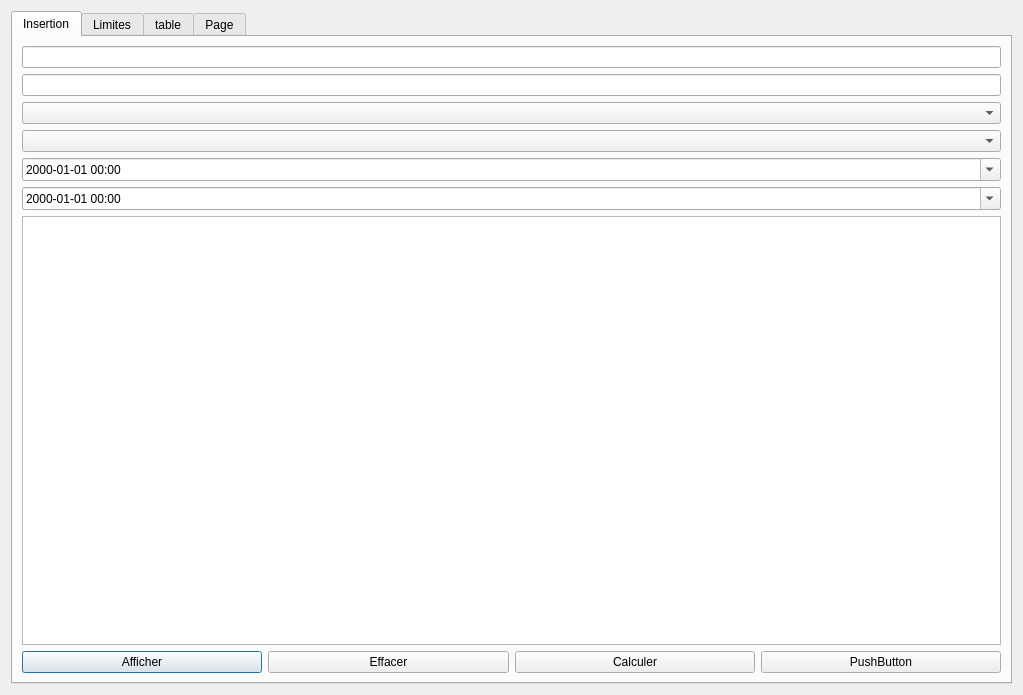
Old version of the form TabView.ui in the repository heliomaster/SaraaProject.
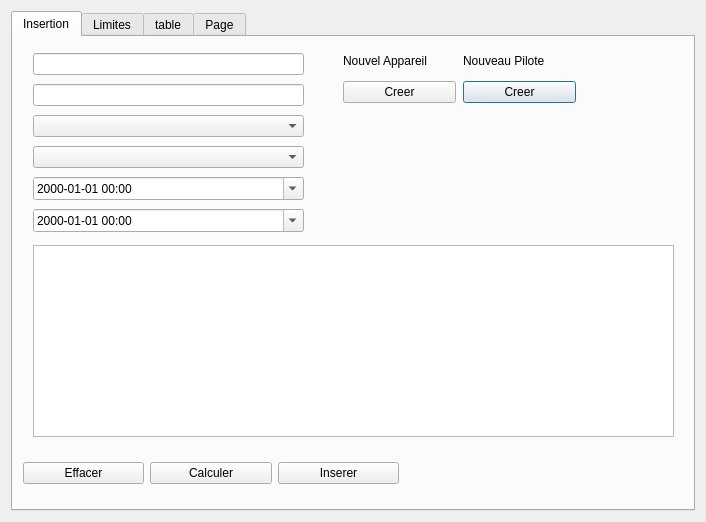
New version of the form.

Commit message: Modification Tabview + changement push btn labels + creation newAC et NeWPilot btns

The edit to the form file:
```diff
--- a/TabView.ui
+++ b/TabView.ui
@@ -6,14 +6,17 @@
    <rect>
     <x>0</x>
     <y>0</y>
-    <width>1023</width>
-    <height>695</height>
+    <width>706</width>
+    <height>522</height>
    </rect>
   </property>
   <property name="windowTitle">
    <string>Dialog</string>
   </property>
-  <layout class="QHBoxLayout" name="horizontalLayout_2">
+  <property name="whatsThis">
+   <string>Inserer Appareil</string>
+  </property>
+  <layout class="QVBoxLayout" name="verticalLayout">
    <item>
     <widget class="QTabWidget" name="Qtable">
      <property name="focusPolicy">
@@ -29,61 +32,55 @@
       <attribute name="title">
        <string>Insertion</string>
       </attribute>
-      <layout class="QVBoxLayout" name="verticalLayout_3">
-       <item>
-        <layout class="QVBoxLayout" name="verticalLayout">
-         <item>
-          <widget class="QLineEdit" name="lineEdit_pilote"/>
-         </item>
-         <item>
-          <widget class="QLineEdit" name="lineEdit_avion"/>
-         </item>
-         <item>
-          <widget class="QComboBox" name="comboBox_pilote"/>
-         </item>
-         <item>
-          <widget class="QComboBox" name="comboBox_pilote2"/>
-         </item>
-         <item>
-          <widget class="QDateTimeEdit" name="dateTimeEdit">
-           <property name="displayFormat">
-            <string>yyyy-MM-dd HH:mm</string>
-           </property>
-           <property name="calendarPopup">
-            <bool>true</bool>
-           </property>
-           <property name="timeSpec">
-            <enum>Qt::UTC</enum>
-           </property>
+      <widget class="QTableView" name="tableView">
+       <property name="geometry">
+        <rect>
+         <x>20</x>
+         <y>208</y>
+         <width>641</width>
+         <height>192</height>
+        </rect>
+       </property>
+      </widget>
+      <widget class="QWidget" name="layoutWidget">
+       <property name="geometry">
+        <rect>
+         <x>450</x>
+         <y>10</y>
+         <width>113</width>
+         <height>56</height>
+        </rect>
+       </property>
+       <layout class="QVBoxLayout" name="verticalLayout_11">
+        <item>
+         <widget class="QLabel" name="label">
+          <property name="text">
+           <string>Nouveau Pilote</string>
+          </property>
+          <property name="buddy">
+           <cstring>enter_new_pilot</cstring>
+          </property>
           </widget>
          </item>
          <item>
-          <widget class="QDateTimeEdit" name="dateTimeEdit_2">
-           <property name="displayFormat">
-            <string>yyyy-MM-dd HH:mm</string>
-           </property>
-           <property name="calendarPopup">
-            <bool>true</bool>
-           </property>
-           <property name="timeSpec">
-            <enum>Qt::UTC</enum>
+         <widget class="QPushButton" name="enter_new_pilot">
+          <property name="text">
+           <string>Creer</string>
            </property>
           </widget>
          </item>
         </layout>
-       </item>
-       <item>
-        <widget class="QTableView" name="tableView"/>
-       </item>
-       <item>
+      </widget>
+      <widget class="QWidget" name="layoutWidget">
+       <property name="geometry">
+        <rect>
+         <x>10</x>
+         <y>420</y>
+         <width>376</width>
+         <height>32</height>
+        </rect>
+       </property>
         <layout class="QHBoxLayout" name="horizontalLayout">
-         <item>
-          <widget class="QPushButton" name="afficher">
-           <property name="text">
-            <string>Afficher</string>
-           </property>
-          </widget>
-         </item>
          <item>
           <widget class="QPushButton" name="Effacer">
            <property name="text">
@@ -104,13 +101,91 @@
          <item>
           <widget class="QPushButton" name="pushButton_4">
            <property name="text">
-            <string>PushButton</string>
+           <string>Inserer</string>
            </property>
           </widget>
          </item>
         </layout>
-       </item>
-      </layout>
+      </widget>
+      <widget class="QWidget" name="layoutWidget">
+       <property name="geometry">
+        <rect>
+         <x>20</x>
+         <y>13</y>
+         <width>271</width>
+         <height>186</height>
+        </rect>
+       </property>
+       <layout class="QVBoxLayout" name="verticalLayout_3">
+        <item>
+         <widget class="QLineEdit" name="lineEdit_pilote"/>
+        </item>
+        <item>
+         <widget class="QLineEdit" name="lineEdit_avion"/>
+        </item>
+        <item>
+         <widget class="QComboBox" name="comboBox_pilote"/>
+        </item>
+        <item>
+         <widget class="QComboBox" name="comboBox_pilote2"/>
+        </item>
+        <item>
+         <widget class="QDateTimeEdit" name="dateTimeEdit">
+          <property name="displayFormat">
+           <string>yyyy-MM-dd HH:mm</string>
+          </property>
+          <property name="calendarPopup">
+           <bool>true</bool>
+          </property>
+          <property name="timeSpec">
+           <enum>Qt::UTC</enum>
+          </property>
+         </widget>
+        </item>
+        <item>
+         <widget class="QDateTimeEdit" name="dateTimeEdit_2">
+          <property name="displayFormat">
+           <string>yyyy-MM-dd HH:mm</string>
+          </property>
+          <property name="calendarPopup">
+           <bool>true</bool>
+          </property>
+          <property name="timeSpec">
+           <enum>Qt::UTC</enum>
+          </property>
+         </widget>
+        </item>
+       </layout>
+      </widget>
+      <widget class="QWidget" name="layoutWidget">
+       <property name="geometry">
+        <rect>
+         <x>330</x>
+         <y>10</y>
+         <width>113</width>
+         <height>56</height>
+        </rect>
+       </property>
+       <layout class="QVBoxLayout" name="verticalLayout_10">
+        <item>
+         <widget class="QLabel" name="label_New_AC">
+          <property name="text">
+           <string>Nouvel Appareil</string>
+          </property>
+          <property name="buddy">
+           <cstring>enter_new_AC</cstring>
+          </property>
+         </widget>
+        </item>
+        <item>
+         <widget class="QPushButton" name="enter_new_AC">
+          <property name="text">
+           <string>Creer</string>
+          </property>
+         </widget>
+        </item>
+       </layout>
+      </widget>
      </widget>
      <widget class="QWidget" name="Limites">
       <attribute name="title">
```
Left out of the diff: 27 changed lines with no effect on the pictures. Lines whose indentation alone changed are shown as unchanged. The commit also changes 5 other files.
